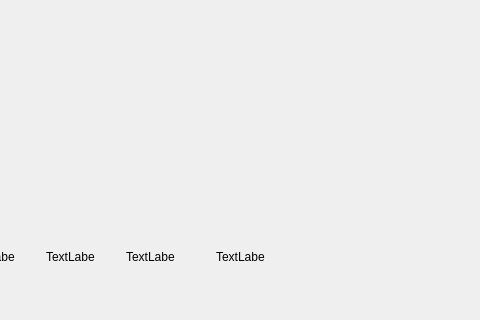
The window that src/ui/resultturn.ui (lyh843/new-SUPER-AUTO-PETS) describes before a commit, drawn with Qt 5; both pictures show x 204 to 684 and y 480 to 800 of the 1400 by 800 pixel window.
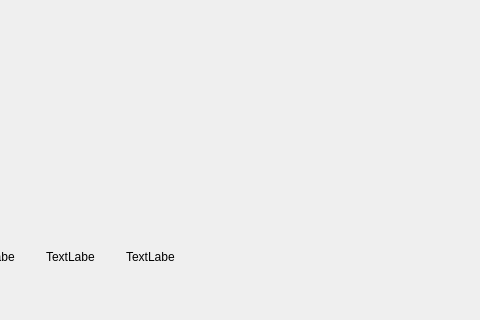
The same window after the commit.

Commit message: Heart显示数修正

The edit to the form file:
```diff
--- a/src/ui/resultturn.ui
+++ b/src/ui/resultturn.ui
@@ -91,19 +91,6 @@
     <string>TextLabel</string>
    </property>
   </widget>
-  <widget class="QLabel" name="label_resultIcon_5">
-   <property name="geometry">
-    <rect>
-     <x>420</x>
-     <y>730</y>
-     <width>49</width>
-     <height>14</height>
-    </rect>
-   </property>
-   <property name="text">
-    <string>TextLabel</string>
-   </property>
-  </widget>
  </widget>
  <resources/>
  <connections/>
```
The commit also changes 1 other file.
